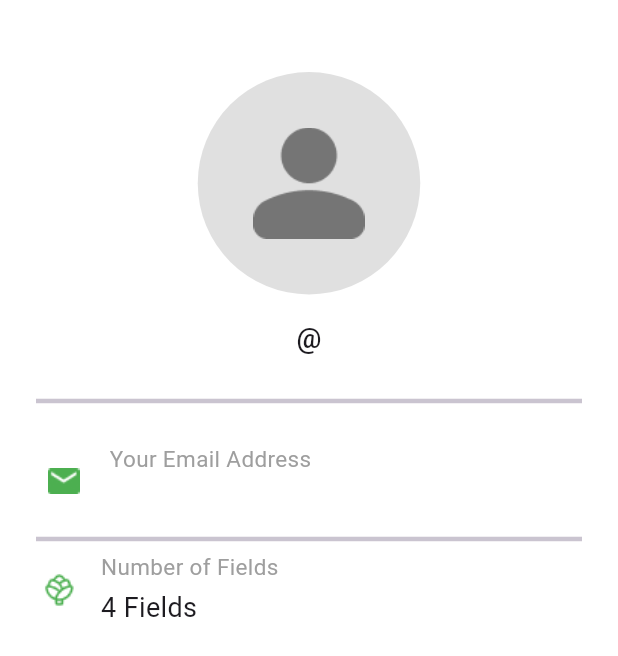
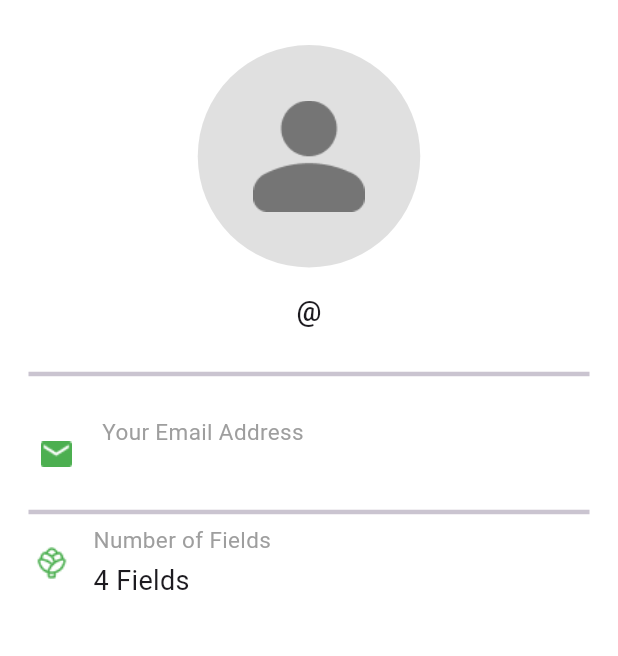
Before and after one commit to AbdallahEssam58/smartfarm_with_iot_app, a Flutter app: the PersonalTab screen opened directly, on a phone screen of 412 x 824 dp. Shown: the top 656 px of the screen. Run offline on Flutter 3.47's test engine with Material 3 defaults, Android fonts, the phone set to English and light mode, and no system bars; our stand-ins replace carousel_slider, cloud_firestore, firebase_auth, firebase_core, flutter_screenutil, flutter_signin_button and 2 more; accounts and stored records are empty.

Commit message:
Edit  commit

```diff
--- a/lib/home/tabs/personal_tab.dart
+++ b/lib/home/tabs/personal_tab.dart
@@ -18,8 +18,8 @@ class PersonalTab extends StatelessWidget {
           : LayoutBuilder(
               builder: (context, constraints) {
                 return SingleChildScrollView(
-                  padding:
-                      const EdgeInsets.symmetric(horizontal: 24, vertical: 48),
+                   padding:
+                       const EdgeInsets.symmetric(horizontal: 19, vertical: 30),
                   child: Column(
                     crossAxisAlignment: CrossAxisAlignment.center,
                     children: [
```
